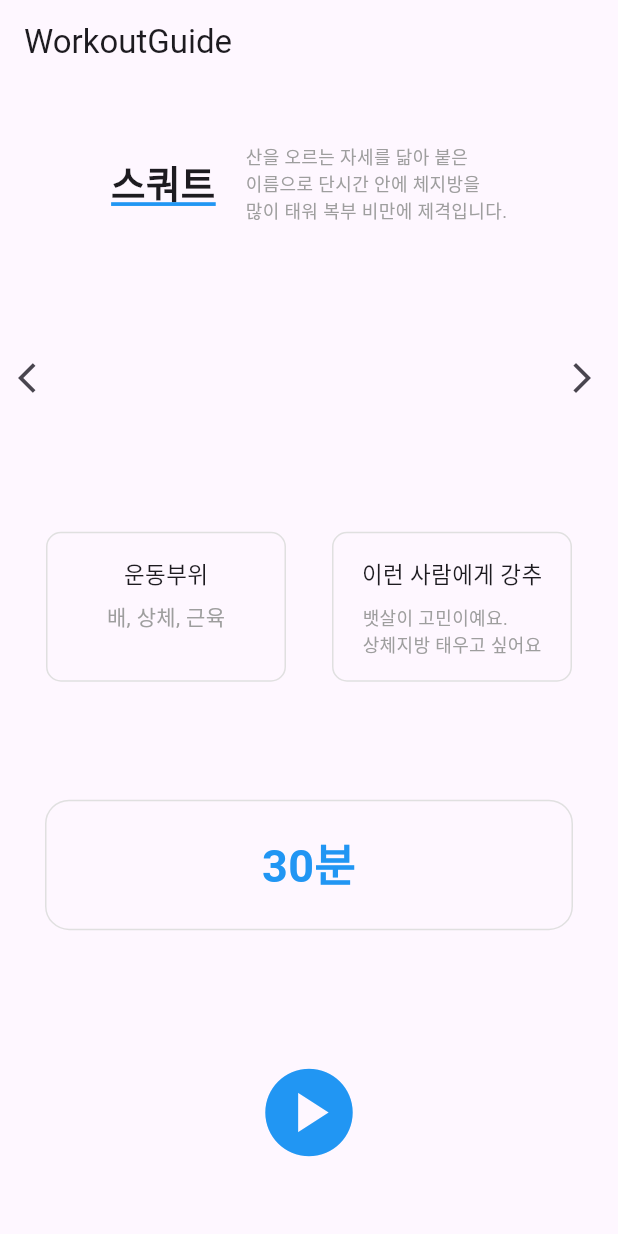
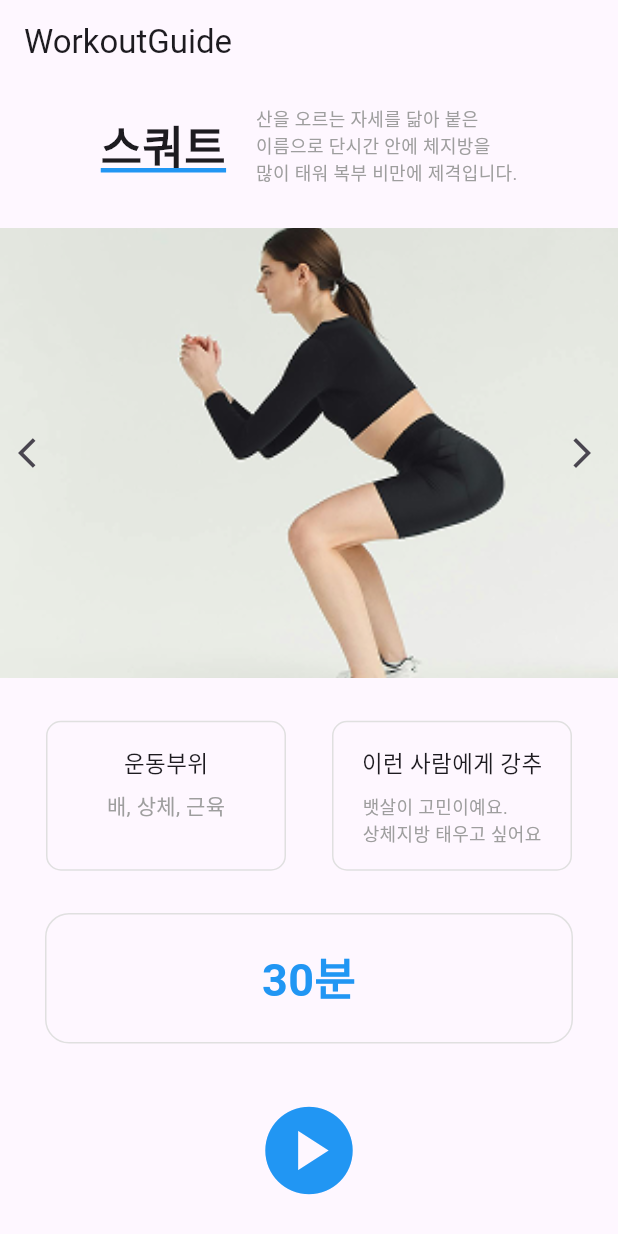
Before and after one commit to Xeostop1/workout-tracker, a Flutter app: the screen it shows after launch, after a tap on the "play circle" icon, on a phone screen of 412 x 824 dp. Run offline on Flutter 3.47's test engine with Material 3 defaults, Android fonts, the light colour scheme and no system bars; our stand-ins replace audioplayers; Roboto replaces fonts that are missing (Pretendard).

Commit message:
guide audio add

```diff
--- a/lib/workout_guide_page.dart
+++ b/lib/workout_guide_page.dart
@@ -23,8 +23,8 @@ class WorkoutGuidePage extends StatelessWidget {
                 "스쿼트",
                   style: TextStyle(
                     fontFamily: "Pretendard",
-                    fontSize: 25,
-                    fontWeight: FontWeight.w800,
+                    fontSize: 30,
+                    fontWeight: FontWeight.w700,
                     decoration: TextDecoration.underline,
                     decorationColor: Colors.blue,
                     decorationThickness: 2.0,
@@ -41,7 +41,17 @@ class WorkoutGuidePage extends StatelessWidget {
               ),
             ],
           ),
-          Row(
+          Container(
+            //컨테이너에 사진 끝까지 채우고 화살표를 양사이드 스페이스 비트윈 주기
+            height: 300,
+              decoration: BoxDecoration(
+                 image: DecorationImage(
+                  image: AssetImage('assets/squat.png'),
+                  fit: BoxFit.cover,
+                ),
+              ),
+            child: Row(
+              mainAxisAlignment: MainAxisAlignment.spaceBetween,
               children: [
                 IconButton(
                     onPressed: (){
@@ -50,23 +60,12 @@ class WorkoutGuidePage extends StatelessWidget {
                     icon: Icon(Icons.arrow_back_ios),
                 ),
                 // Expanded(child: Image.asset('assets/squat.png')),
-              Expanded(
-                child: Container(
-                  //왜 안되지????
-                  decoration: BoxDecoration(
-                    color: Colors.red,
-                    //  image: DecorationImage(
-                    //   image: AssetImage('assets/squat.png'),
-                    //   fit: BoxFit.cover,
-                    // ),
-                  ),
-                ),
-              ),
                 IconButton(
                     onPressed: (){},
                     icon: Icon(Icons.arrow_forward_ios),
                 ),
               ],
+            ),
           ),
           Row(
             mainAxisAlignment: MainAxisAlignment.spaceEvenly,
@@ -163,12 +162,12 @@ class WorkoutGuidePage extends StatelessWidget {
             ],
           ),
           IconButton(
-            onPressed: (){},
+            onPressed: (){
+              player.play(AssetSource('squat.mp3'));
+            },
             icon: Icon(Icons.play_circle, color: Colors.blue,),
             iconSize: 70,
-
           )
-
         ],
       ),
     );
```
Lines whose indentation alone changed are shown as unchanged.
